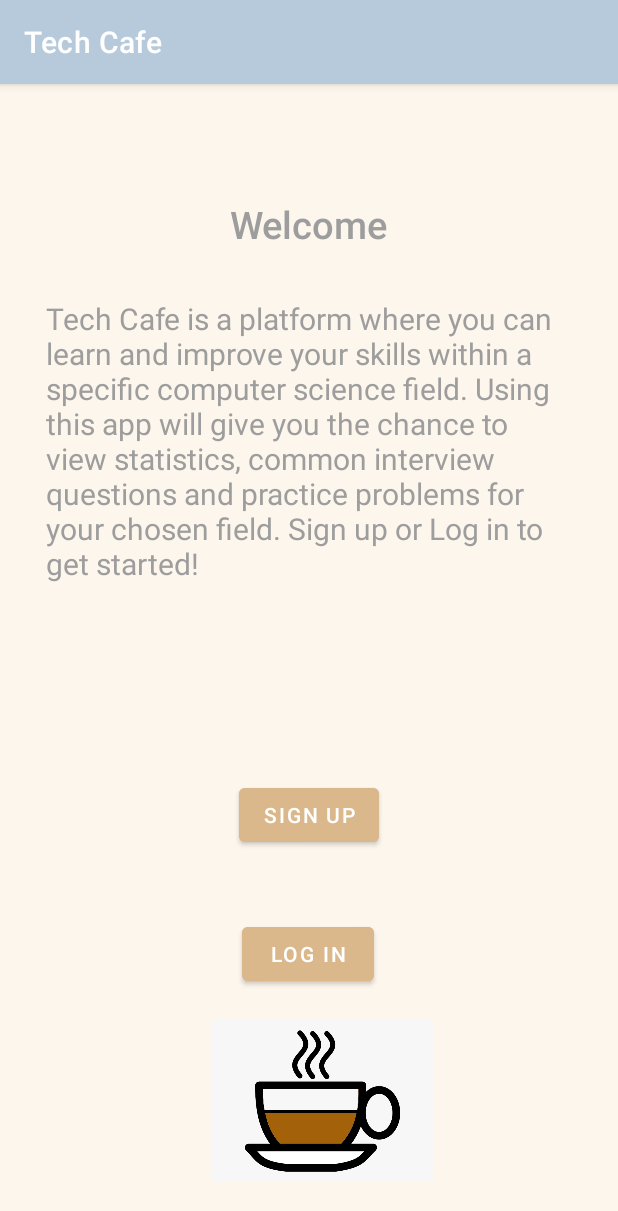
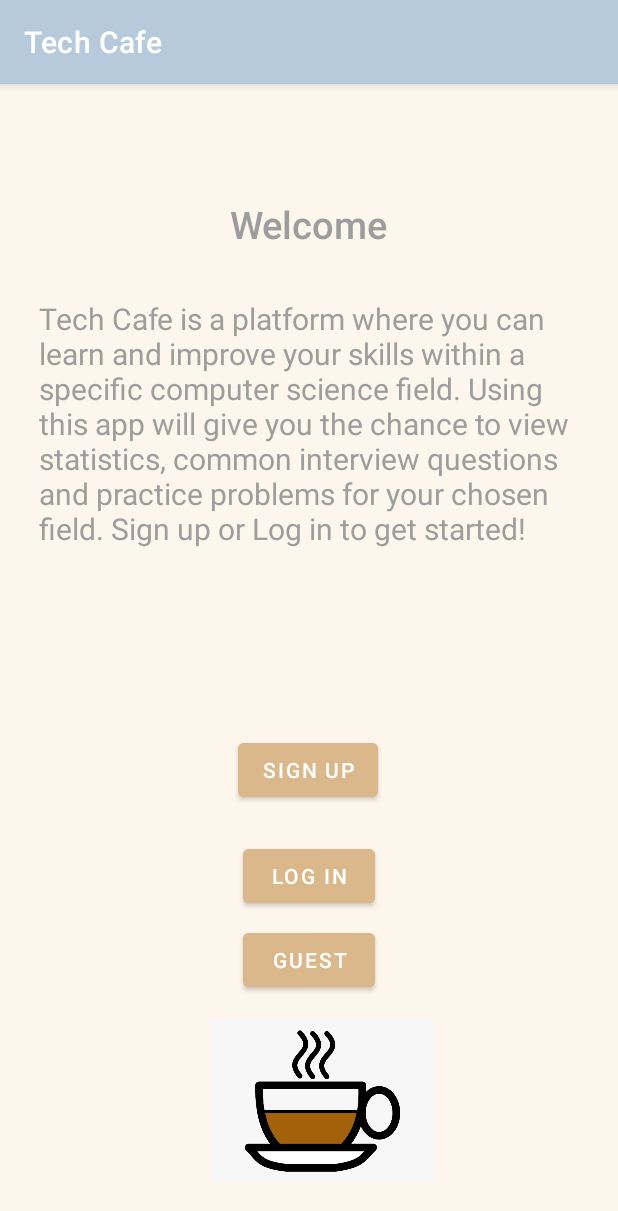
Before and after one commit to salakatenzing/Tech_Cafe, an Android app: the screen it shows after launch (MainActivity), on a phone screen of 412 x 824 dp. Shown: the top 1211 px of the screen. Run offline under Robolectric (Android 15) with nearby library versions, the phone set to English and light mode, and no system bars; our stand-ins replace Firebase (no records; nobody signed in at launch, a user with empty details on screens opened directly); Roboto replaces fonts that are not available here.

Commit message:
added Guest button and link to home_page

```diff
--- a/TechCafe/app/src/main/java/com/example/techcafe/MainActivity.java
+++ b/TechCafe/app/src/main/java/com/example/techcafe/MainActivity.java
@@ -2,6 +2,7 @@ package com.example.techcafe;
 
 import android.content.Intent;
 import android.os.Bundle;
+import android.view.View;
 import android.widget.Button;
 
 import androidx.appcompat.app.AppCompatActivity;
@@ -12,6 +13,7 @@ import com.google.firebase.database.FirebaseDatabase;
 
 
 public class MainActivity extends AppCompatActivity {
+    private Button guestButton;
     private FirebaseAuth mAuth;
     //Declaring functional buttons 'onCreate', so they work and contain data, when the app launches.
     @Override
@@ -33,6 +35,19 @@ public class MainActivity extends AppCompatActivity {
         //SignUp Button setup
         Button button_signup = (Button) findViewById(R.id.button_signup);//button name is called, but XML ID is used.
             button_signup.setOnClickListener(view -> openSignUpPage());
+
+        //Guest Button setup
+        guestButton = (Button) findViewById(R.id.button_guest);
+        guestButton.setOnClickListener(new View.OnClickListener() {
+            @Override
+            public void onClick(View view) {
+                Intent loadHomePage = new Intent(MainActivity.this, home_page.class);
+                MainActivity.this.startActivity(loadHomePage);
+            }
+
+        });
+
+
     }
 
 
--- a/TechCafe/app/src/main/res/layout/activity_main.xml
+++ b/TechCafe/app/src/main/res/layout/activity_main.xml
@@ -25,8 +25,8 @@
 
     <TextView
         android:id="@+id/mission_description"
-        android:layout_width="350dp"
-        android:layout_height="275dp"
+        android:layout_width="359dp"
+        android:layout_height="232dp"
         android:layout_marginTop="32dp"
         android:text="@string/description"
         android:textColor="@color/grey"
@@ -47,17 +47,17 @@
         app:layout_constraintStart_toStartOf="parent"
         app:srcCompat="@drawable/coffee_cup" />
 
-<!-- login button -->
+    <!-- login button -->
     <Button
         android:id="@+id/button_login"
         android:layout_width="wrap_content"
         android:layout_height="wrap_content"
-        android:layout_marginBottom="20dp"
+        android:layout_marginBottom="8dp"
         android:backgroundTint="#DAB88B"
         android:text="@string/login"
-        app:layout_constraintBottom_toTopOf="@+id/imageView"
+        app:layout_constraintBottom_toTopOf="@+id/button_guest"
         app:layout_constraintEnd_toEndOf="parent"
-        app:layout_constraintHorizontal_bias="0.498"
+        app:layout_constraintHorizontal_bias="0.501"
         app:layout_constraintStart_toStartOf="parent" />
 
     <!-- signUp button -->
@@ -65,12 +65,27 @@
         android:id="@+id/button_signup"
         android:layout_width="wrap_content"
         android:layout_height="wrap_content"
+        android:layout_marginBottom="20dp"
         android:backgroundTint="#DAB88B"
         android:text="@string/signup"
         app:layout_constraintBottom_toTopOf="@+id/button_login"
         app:layout_constraintEnd_toEndOf="parent"
+        app:layout_constraintHorizontal_bias="0.498"
         app:layout_constraintStart_toStartOf="parent"
-        app:layout_constraintTop_toBottomOf="@+id/mission_description" />
+        app:layout_constraintTop_toBottomOf="@+id/mission_description"
+        app:layout_constraintVertical_bias="0.96" />
+
+    <!-- guest button -->
+    <Button
+        android:id="@+id/button_guest"
+        android:layout_width="wrap_content"
+        android:layout_height="wrap_content"
+        android:layout_marginBottom="16dp"
+        android:backgroundTint="#DAB88B"
+        android:text="@string/guest_button"
+        app:layout_constraintBottom_toTopOf="@+id/imageView"
+        app:layout_constraintEnd_toEndOf="parent"
+        app:layout_constraintStart_toStartOf="parent" />
 
 
 </androidx.constraintlayout.widget.ConstraintLayout>
--- a/TechCafe/app/src/main/res/values/strings.xml
+++ b/TechCafe/app/src/main/res/values/strings.xml
@@ -38,5 +38,6 @@
     <string name="name">Name</string>
     <string name="password">Password</string>
     <string name="home_page">HOME PAGE</string>
+    <string name="guest_button">Guest</string>
 
 </resources>
```
